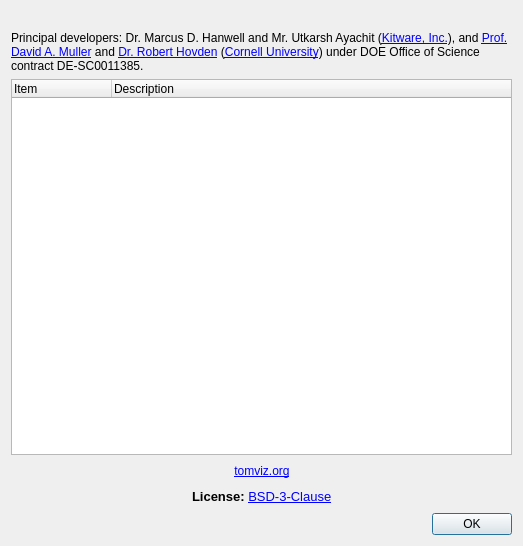
First picture: the form in tomviz/AboutDialog.ui, repository OpenChemistry/tomviz, before the edit.
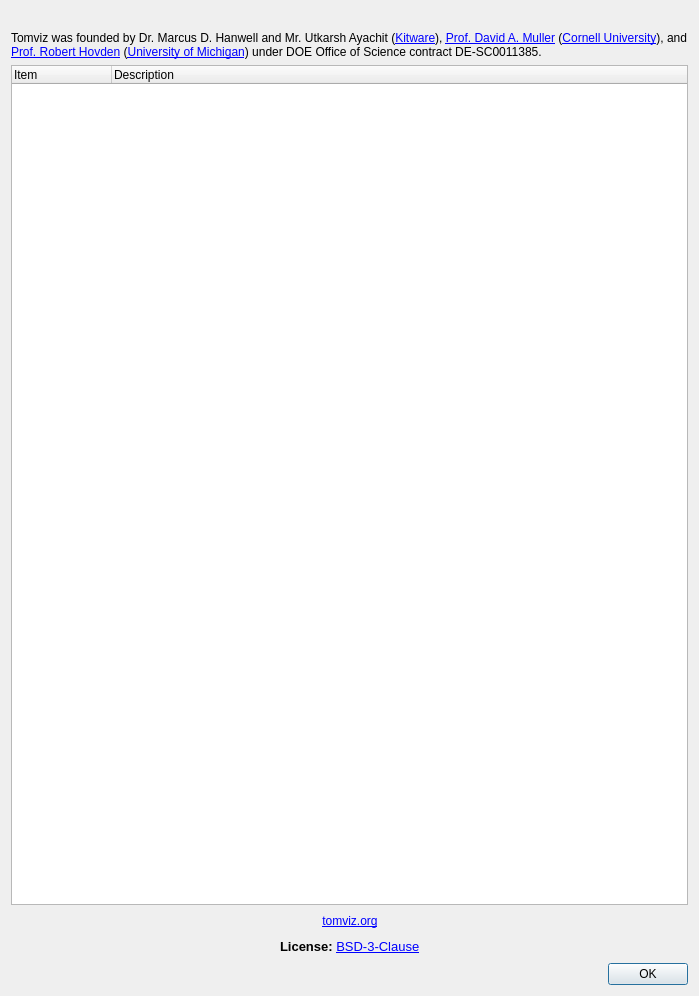
Second picture: the form after the edit. Icons and pictures are not drawn.

Commit message:
Adjust the text of about to match our website
Also tweaked the initial size of the dialog a litle to offer more
space for the version information.

The edit to the form file:
```diff
--- a/tomviz/AboutDialog.ui
+++ b/tomviz/AboutDialog.ui
@@ -6,8 +6,8 @@
    <rect>
     <x>0</x>
     <y>0</y>
-    <width>523</width>
-    <height>546</height>
+    <width>699</width>
+    <height>996</height>
    </rect>
   </property>
   <property name="windowTitle">
@@ -30,7 +30,7 @@
    <item>
     <widget class="QLabel" name="label">
      <property name="text">
-      <string>&lt;html&gt;&lt;head/&gt;&lt;body&gt;&lt;p&gt;Principal developers: Dr. Marcus D. Hanwell and Mr. Utkarsh Ayachit (&lt;a href=&quot;http://www.kitware.com/&quot;&gt;Kitware, Inc.&lt;/a&gt;), and &lt;a href=&quot;http://muller.research.engineering.cornell.edu/&quot;&gt;Prof. David A. Muller&lt;/a&gt; and &lt;a href=&quot;http://www.roberthovden.com/&quot;&gt;Dr. Robert Hovden&lt;/a&gt; (&lt;a href=&quot;http://www.cornell.edu/&quot;&gt;Cornell University&lt;/a&gt;) under DOE Office of Science contract DE-SC0011385.&lt;/p&gt;&lt;/body&gt;&lt;/html&gt;</string>
+      <string>&lt;html&gt;&lt;head/&gt;&lt;body&gt;&lt;p&gt;Tomviz was founded by Dr. Marcus D. Hanwell and Mr. Utkarsh Ayachit (&lt;a href=&quot;http://www.kitware.com/&quot;&gt;Kitware&lt;/a&gt;), &lt;a href=&quot;http://muller.research.engineering.cornell.edu/&quot;&gt;Prof. David A. Muller&lt;/a&gt; (&lt;a href=&quot;http://www.cornell.edu/&quot;&gt;Cornell University&lt;/a&gt;), and &lt;a href=&quot;http://www.roberthovden.com/&quot;&gt;Prof. Robert Hovden&lt;/a&gt; (&lt;a href=&quot;http://umich.edu/&quot;&gt;University of Michigan&lt;/a&gt;) under DOE Office of Science contract DE-SC0011385.&lt;/p&gt;&lt;/body&gt;&lt;/html&gt;</string>
      </property>
      <property name="textFormat">
       <enum>Qt::RichText</enum>
```
